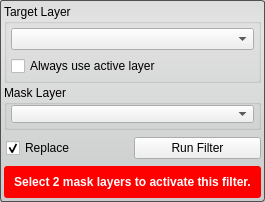
Old version of the form src/Interface/ToolInterface/RemoveFilterInterface.ui in the repository SCIInstitute/Seg3D.
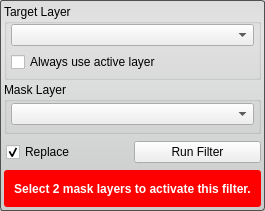
New version of the form. Custom widgets are drawn as their Qt base class.

```diff
--- a/src/Interface/ToolInterface/RemoveFilterInterface.ui
+++ b/src/Interface/ToolInterface/RemoveFilterInterface.ui
@@ -7,7 +7,7 @@
     <x>0</x>
     <y>0</y>
     <width>265</width>
-    <height>202</height>
+    <height>211</height>
    </rect>
   </property>
   <property name="sizePolicy">
@@ -47,6 +47,18 @@
    </property>
    <item>
     <widget class="QGroupBox" name="target_groupbox_">
+     <property name="minimumSize">
+      <size>
+       <width>0</width>
+       <height>76</height>
+      </size>
+     </property>
+     <property name="maximumSize">
+      <size>
+       <width>16777215</width>
+       <height>76</height>
+      </size>
+     </property>
      <property name="title">
       <string>Target Layer</string>
      </property>
@@ -57,7 +69,19 @@
       <bool>false</bool>
      </property>
      <layout class="QVBoxLayout" name="verticalLayout_4">
-      <property name="margin">
+      <property name="spacing">
+       <number>6</number>
+      </property>
+      <property name="leftMargin">
+       <number>4</number>
+      </property>
+      <property name="topMargin">
+       <number>0</number>
+      </property>
+      <property name="rightMargin">
+       <number>4</number>
+      </property>
+      <property name="bottomMargin">
        <number>4</number>
       </property>
       <item>
@@ -103,13 +127,13 @@
      <property name="minimumSize">
       <size>
        <width>0</width>
-       <height>45</height>
+       <height>52</height>
       </size>
      </property>
      <property name="maximumSize">
       <size>
        <width>16777215</width>
-       <height>45</height>
+       <height>52</height>
       </size>
      </property>
      <property name="title">
@@ -119,6 +143,9 @@
       <set>Qt::AlignLeading|Qt::AlignLeft|Qt::AlignTop</set>
      </property>
      <layout class="QVBoxLayout" name="verticalLayout_5">
+      <property name="spacing">
+       <number>0</number>
+      </property>
       <property name="leftMargin">
        <number>4</number>
       </property>
@@ -202,12 +229,6 @@
        <height>32</height>
       </size>
      </property>
-     <property name="maximumSize">
-      <size>
-       <width>16777215</width>
-       <height>32</height>
-      </size>
-     </property>
      <property name="styleSheet">
       <string notr="true">QLabel#message_{
   color: white;
```
